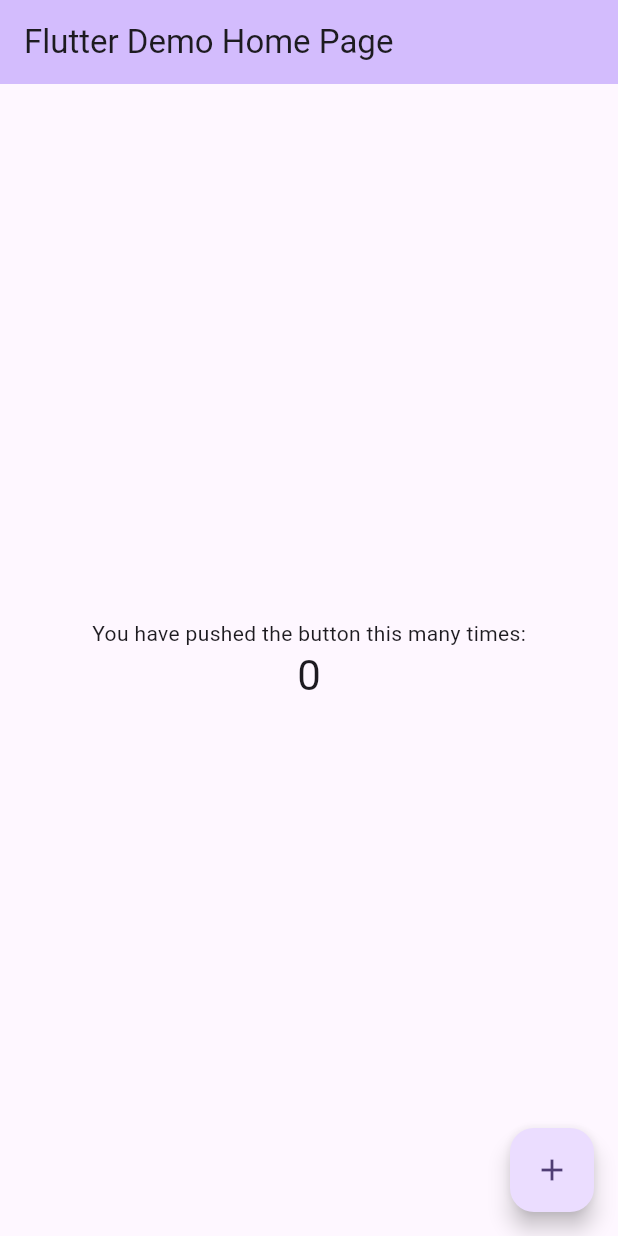
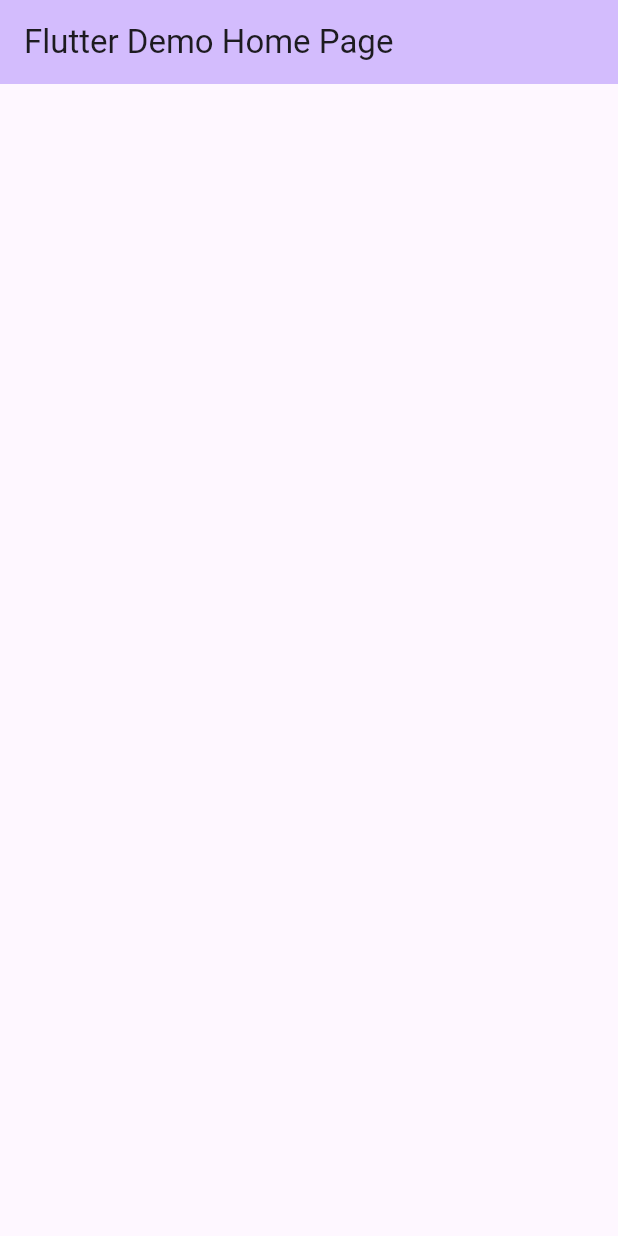
Before and after one commit to GabrielVasco13/calcula_imc, a Flutter app: the screen it shows after launch, on a phone screen of 412 x 824 dp. Run offline on Flutter 3.47's test engine with Material 3 defaults, Android fonts, the phone set to English and light mode, and no system bars.

```diff
--- a/lib/app/views/imc_view.dart
+++ b/lib/app/views/imc_view.dart
@@ -1,49 +1,20 @@
 import 'package:flutter/material.dart';
 
-class MyHomePage extends StatefulWidget {
+class MyHomePage extends StatelessWidget {
   const MyHomePage({super.key, required this.title});
 
   final String title;
-
-  @override
-  State<MyHomePage> createState() => _MyHomePageState();
-}
-
-class _MyHomePageState extends State<MyHomePage> {
-  int _counter = 0;
-
-  void _incrementCounter() {
-    setState(() {
-      _counter++;
-    });
-  }
 
   @override
   Widget build(BuildContext context) {
     return Scaffold(
       appBar: AppBar(
         backgroundColor: Theme.of(context).colorScheme.inversePrimary,
-        title: Text(widget.title),
+        title: Text(title),
       ),
-      body: Center(
-        child: Column(
-          mainAxisAlignment: MainAxisAlignment.center,
-          children: <Widget>[
-            const Text(
-              'You have pushed the button this many times:',
-            ),
-            Text(
-              '$_counter',
-              style: Theme.of(context).textTheme.headlineMedium,
-            ),
-          ],
-        ),
-      ),
-      floatingActionButton: FloatingActionButton(
-        onPressed: _incrementCounter,
-        tooltip: 'Increment',
-        child: const Icon(Icons.add),
-      ),
+      body: const Column(
+        children: [],
+      )
     );
   }
 }
```
Also changed, not shown: lib/app/model/imc_model.dart (+9 -2 lines), lib/app/view_models/imc_view_model.dart (+18 -7 lines).
